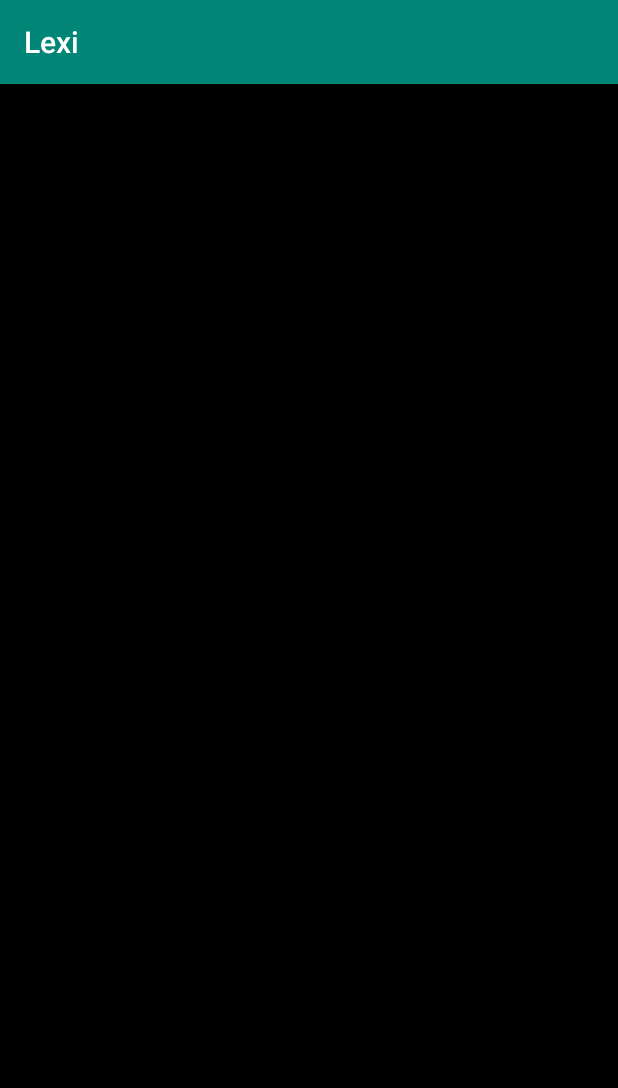
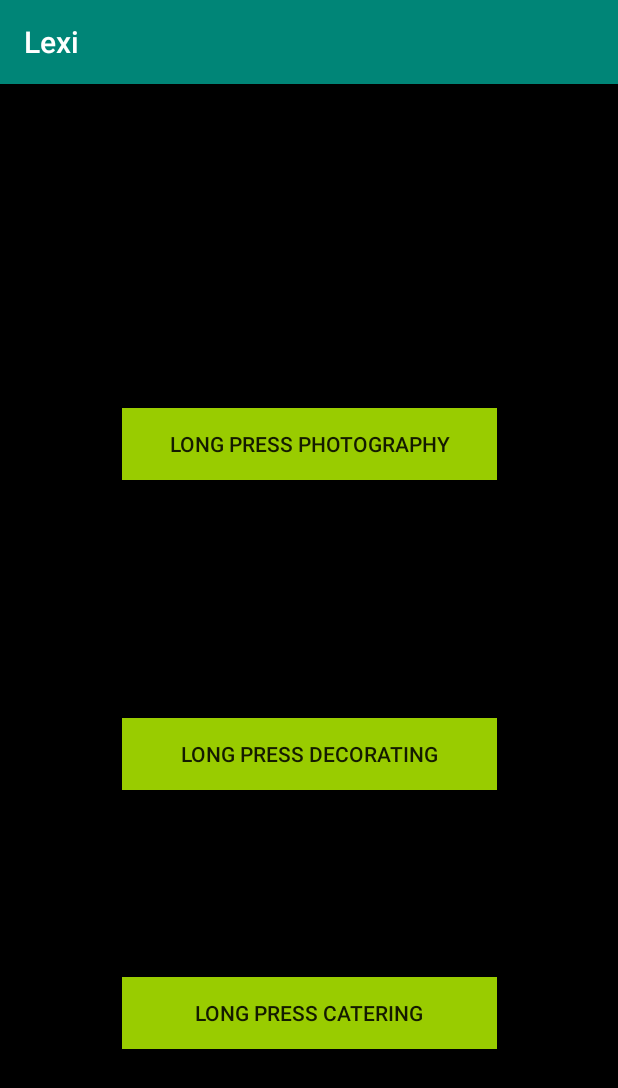
Before and after one commit to sandunsameera/Lexi, an Android app: the AdminActivity screen opened directly, with no data from a screen before it, on a phone screen of 412 x 824 dp. Shown: the top 1088 px of the screen. Run offline under Robolectric (Android 15) with nearby library versions, the phone set to English and light mode, and no system bars.

Commit message:
Adding context View for admin page

```diff
--- a/app/src/main/java/com/lolin/deemon_face/lexi/AdminActivity.java
+++ b/app/src/main/java/com/lolin/deemon_face/lexi/AdminActivity.java
@@ -1,13 +1,60 @@
 package com.lolin.deemon_face.lexi;
 
+import android.content.ClipData;
+import android.content.Intent;
 import android.support.v7.app.AppCompatActivity;
 import android.os.Bundle;
+import android.view.ContextMenu;
+import android.view.MenuItem;
+import android.view.View;
+import android.widget.Button;
+import android.widget.Toast;
 
 public class AdminActivity extends AppCompatActivity {
+
+    public Button admin_btn_photography;
+    public Button admin_btn_caterning;
+    public Button admin_btn_decorating;
 
     @Override
     protected void onCreate(Bundle savedInstanceState) {
         super.onCreate (savedInstanceState);
         setContentView (R.layout.activity_admin);
+
+        admin_btn_caterning = findViewById (R.id.admin_btn_addCater);
+        admin_btn_decorating = findViewById (R.id.admin_btn_addDecorator);
+        admin_btn_photography = findViewById (R.id.admin_btn_addPhotographer);
+
+        registerForContextMenu (admin_btn_caterning);
+        registerForContextMenu (admin_btn_decorating);
+        registerForContextMenu (admin_btn_photography);
+    }
+
+    @Override
+    public void onCreateContextMenu(ContextMenu menu, View v, ContextMenu.ContextMenuInfo menuInfo) {
+        super.onCreateContextMenu (menu, v, menuInfo);
+        menu.setHeaderTitle ("Context Menu");
+        menu.add (0,v.getId (),0,"add");
+        menu.add (0,v.getId (),0,"delete");
+        menu.add (0,v.getId (),0,"update");
+    }
+
+    @Override
+    public boolean onContextItemSelected(MenuItem item) {
+
+        if (item.getTitle () == "add"){
+            Toast.makeText (AdminActivity.this,"Redirect for add activity",Toast.LENGTH_SHORT).show ();
+        }
+
+        else if (item.getTitle () == "delete"){
+
+            Toast.makeText (AdminActivity.this,"Redirect for delete",Toast.LENGTH_SHORT).show ();
+
+        }
+        else {
+            Toast.makeText (AdminActivity.this,"Redirect for update activity",Toast.LENGTH_SHORT).show ();
+        }
+
+        return super.onContextItemSelected (item);
     }
 }
--- a/app/src/main/res/layout/activity_admin.xml
+++ b/app/src/main/res/layout/activity_admin.xml
@@ -7,4 +7,52 @@
     tools:context=".AdminActivity"
     android:background="@android:color/black">
 
+    <Button
+        android:id="@+id/admin_btn_addPhotographer"
+        android:layout_width="250sp"
+        android:layout_height="wrap_content"
+        android:layout_marginStart="8dp"
+        android:layout_marginTop="8dp"
+        android:layout_marginEnd="8dp"
+        android:layout_marginBottom="8dp"
+        android:background="@android:color/holo_green_light"
+        android:text="@string/long_press_photography"
+        app:layout_constraintBottom_toBottomOf="parent"
+        app:layout_constraintEnd_toEndOf="parent"
+        app:layout_constraintHorizontal_bias="0.503"
+        app:layout_constraintStart_toStartOf="parent"
+        app:layout_constraintTop_toTopOf="parent"
+        app:layout_constraintVertical_bias="0.295" />
+
+    <Button
+        android:id="@+id/admin_btn_addDecorator"
+        android:layout_width="250sp"
+        android:layout_height="wrap_content"
+        android:layout_marginStart="8dp"
+        android:layout_marginTop="8dp"
+        android:layout_marginEnd="8dp"
+        android:layout_marginBottom="8dp"
+        android:background="@android:color/holo_green_light"
+        android:text="@string/long_press_decorating"
+        app:layout_constraintBottom_toBottomOf="parent"
+        app:layout_constraintEnd_toEndOf="parent"
+        app:layout_constraintHorizontal_bias="0.503"
+        app:layout_constraintStart_toStartOf="parent"
+        app:layout_constraintTop_toBottomOf="@+id/admin_btn_addPhotographer"
+        app:layout_constraintVertical_bias="0.342" />
+
+    <Button
+        android:id="@+id/admin_btn_addCater"
+        android:layout_width="250sp"
+        android:layout_height="wrap_content"
+        android:layout_marginStart="8dp"
+        android:layout_marginTop="8dp"
+        android:layout_marginEnd="8dp"
+        android:layout_marginBottom="8dp"
+        android:background="@android:color/holo_green_light"
+        android:text="@string/long_press_catering"
+        app:layout_constraintBottom_toBottomOf="parent"
+        app:layout_constraintEnd_toEndOf="parent"
+        app:layout_constraintStart_toStartOf="parent"
+        app:layout_constraintTop_toBottomOf="@+id/admin_btn_addDecorator" />
 </android.support.constraint.ConstraintLayout>
--- a/app/src/main/res/values/strings.xml
+++ b/app/src/main/res/values/strings.xml
@@ -41,6 +41,10 @@
     <string name="log_out">Log out</string>
     <string name="add_cater">Add Cater</string>
     <string name="log_as_admin1">Log As Admin</string>
+    <string name="this_is_admin_page">This Is admin page</string>
+    <string name="long_press_photography">Long Press Photography</string>
+    <string name="long_press_decorating">Long press Decorating</string>
+    <string name="long_press_catering">Long press catering</string>
 
 
 </resources>
```
